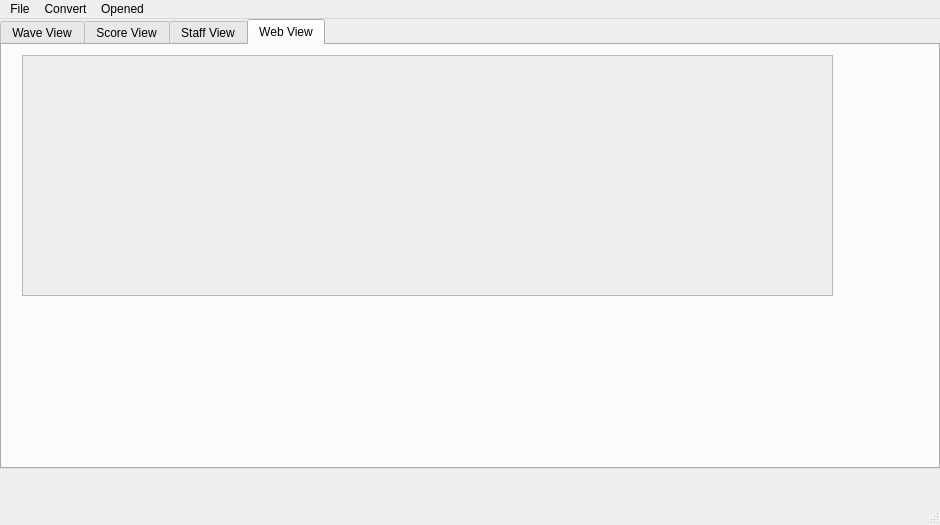
Qt form qswindow.ui (scoreur/QS) before a commit.
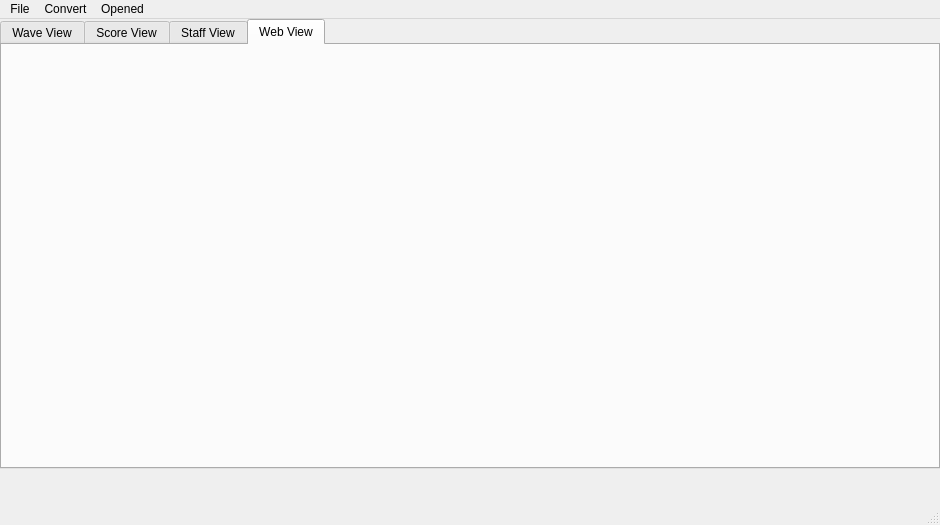
The same form after that commit. The open tabs and pages were chosen to show the change.

Diff of the .ui file:
```diff
--- a/qswindow.ui
+++ b/qswindow.ui
@@ -133,21 +133,11 @@
     </widget>
     <widget class="QWidget" name="webTab">
      <property name="enabled">
-      <bool>false</bool>
+      <bool>true</bool>
      </property>
      <attribute name="title">
       <string>Web View</string>
      </attribute>
-     <widget class="QTextBrowser" name="textBrowser">
-      <property name="geometry">
-       <rect>
-        <x>20</x>
-        <y>10</y>
-        <width>811</width>
-        <height>241</height>
-       </rect>
-      </property>
-     </widget>
     </widget>
    </widget>
   </widget>
```
Left out of the diff: 8 changed lines with no effect on the pictures.
